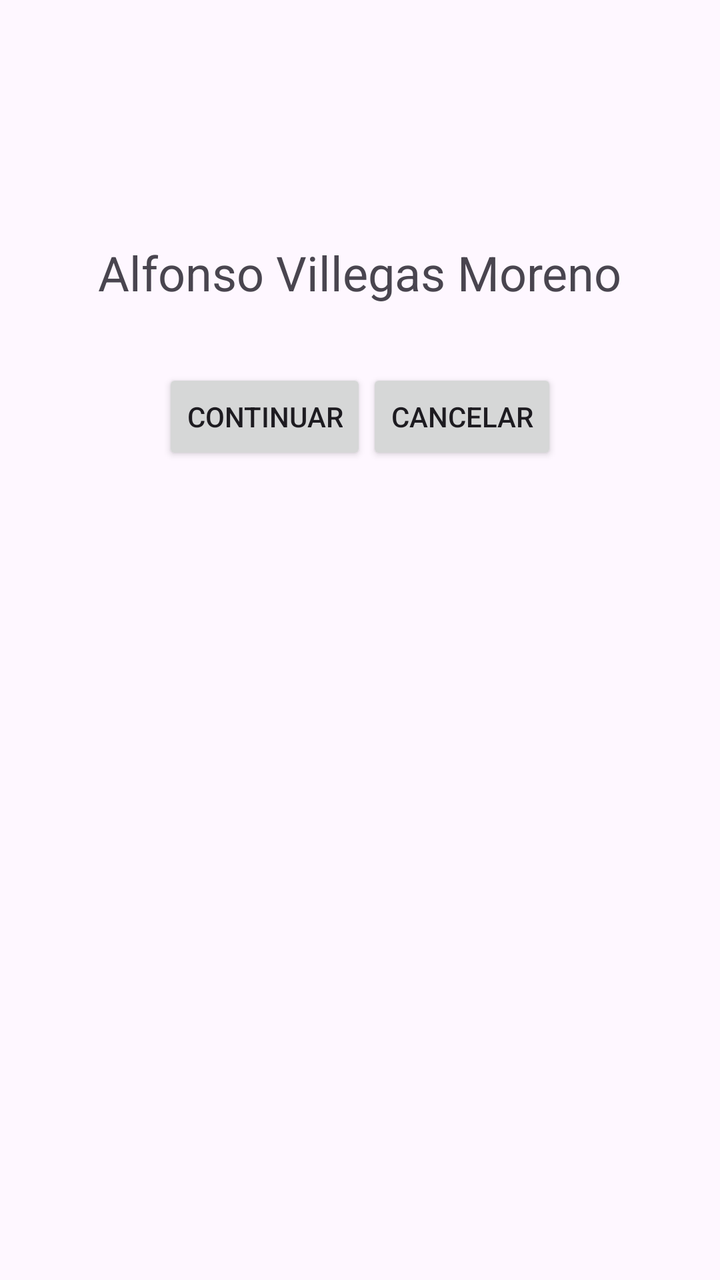
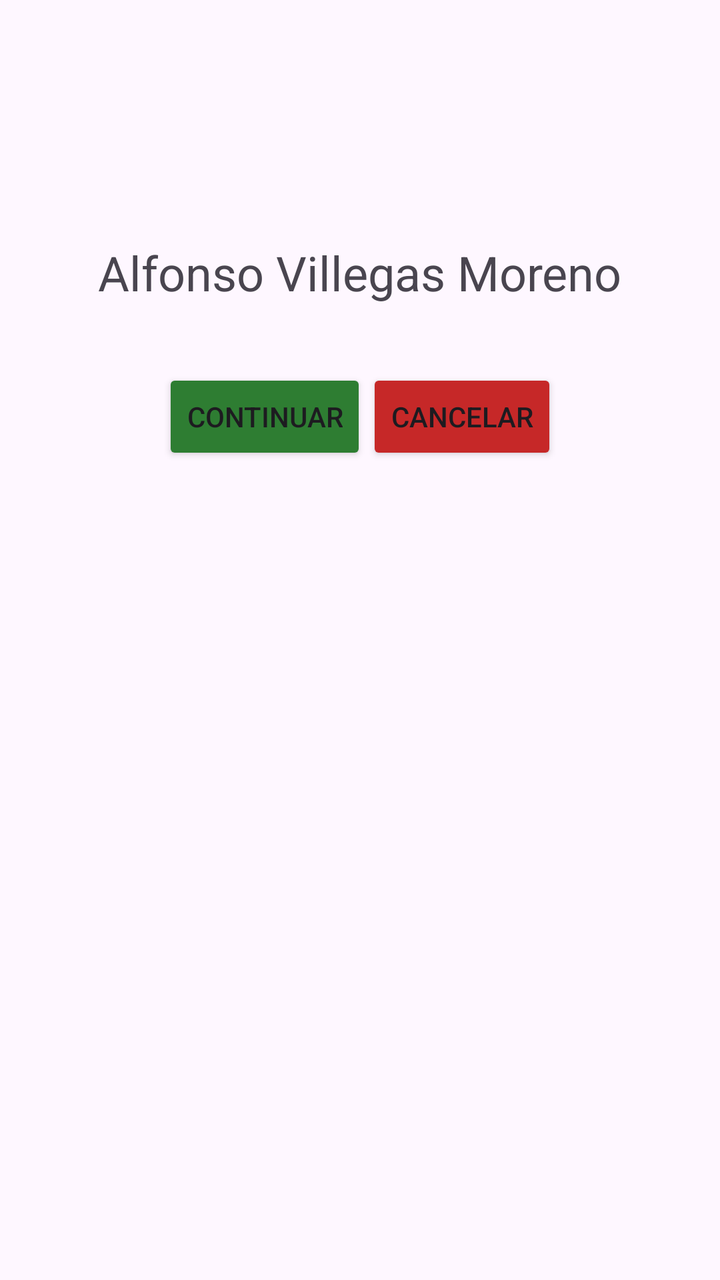

Before-and-after screenshots of an Android layout around one commit, followed by the original layout XML and the change that was made.
<!-- AndroidManifest.xml: application theme Theme.ParteB -->
<!-- res/layout/activity_main.xml -->
<?xml version="1.0" encoding="utf-8"?>
<androidx.constraintlayout.widget.ConstraintLayout xmlns:android="http://schemas.android.com/apk/res/android"
    xmlns:app="http://schemas.android.com/apk/res-auto"
    xmlns:tools="http://schemas.android.com/tools"
    android:id="@+id/main"
    android:layout_width="match_parent"
    android:layout_height="match_parent"
    tools:context=".MainActivity">

    <TextView
        android:id="@+id/tvNombre"
        android:layout_width="wrap_content"
        android:layout_height="wrap_content"
        android:layout_marginTop="120dp"
        android:text="@string/nombre_completo"
        android:textSize="24sp"
        app:layout_constraintEnd_toEndOf="parent"
        app:layout_constraintStart_toStartOf="parent"
        app:layout_constraintTop_toTopOf="parent" />

    <Button
        android:id="@+id/btnContinuar"
        android:layout_width="wrap_content"
        android:layout_height="wrap_content"
        android:layout_marginTop="32dp"
        android:text="@string/boton_continuar"
        app:layout_constraintEnd_toStartOf="@id/btnCancelar"
        app:layout_constraintHorizontal_chainStyle="packed"
        app:layout_constraintStart_toStartOf="parent"
        app:layout_constraintTop_toBottomOf="@id/tvNombre" />

    <Button
        android:id="@+id/btnCancelar"
        android:layout_width="wrap_content"
        android:layout_height="wrap_content"
        android:text="@string/boton_cancelar"
        app:layout_constraintEnd_toEndOf="parent"
        app:layout_constraintStart_toEndOf="@id/btnContinuar"
        app:layout_constraintTop_toTopOf="@id/btnContinuar" />

</androidx.constraintlayout.widget.ConstraintLayout>
<!-- resources referenced by this layout -->
<resources>
  <string name="boton_cancelar">Cancelar</string>
  <string name="boton_continuar">Continuar</string>
  <string name="nombre_completo">Alfonso Villegas Moreno</string>
  <style name="Theme.ParteB" parent="Base.Theme.ParteB" />
  <style name="Base.Theme.ParteB" parent="Theme.Material3.DayNight.NoActionBar">
          
          
      </style>
</resources>

<!-- the commit's change to res/layout/activity_main.xml (unified diff, before → after) -->
@@ -24,6 +24,7 @@
         android:layout_height="wrap_content"
         android:layout_marginTop="32dp"
         android:text="@string/boton_continuar"
+        app:backgroundTint="@color/verde_continuar"
         app:layout_constraintEnd_toStartOf="@id/btnCancelar"
         app:layout_constraintHorizontal_chainStyle="packed"
         app:layout_constraintStart_toStartOf="parent"
@@ -34,6 +35,7 @@
         android:layout_width="wrap_content"
         android:layout_height="wrap_content"
         android:text="@string/boton_cancelar"
+        app:backgroundTint="@color/rojo_cancelar"
         app:layout_constraintEnd_toEndOf="parent"
         app:layout_constraintStart_toEndOf="@id/btnContinuar"
         app:layout_constraintTop_toTopOf="@id/btnContinuar" />
<!-- resource entries referenced after the edit -->
@@ -1,5 +1,7 @@
 <!-- resources referenced by this layout -->
 <resources>
+  <color name="rojo_cancelar">#C62828</color>
+  <color name="verde_continuar">#2E7D32</color>
   <string name="boton_cancelar">Cancelar</string>
   <string name="boton_continuar">Continuar</string>
   <string name="nombre_completo">Alfonso Villegas Moreno</string>
